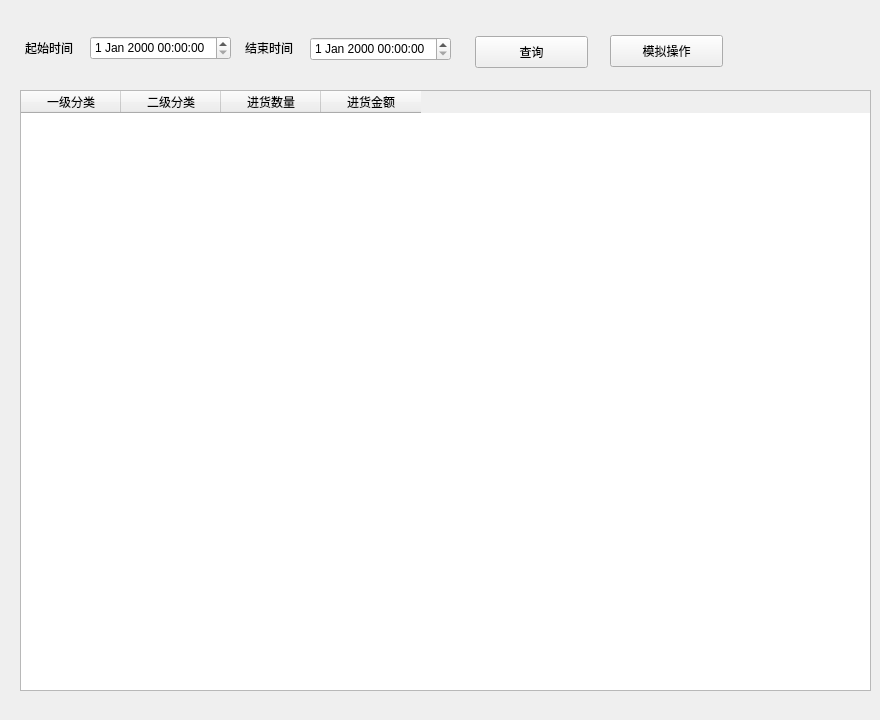
This is View/buy/ui/ui_buy_monitor.ui in zgj0607/Py-store as Qt 5 draws it before an edit. The edited form follows.
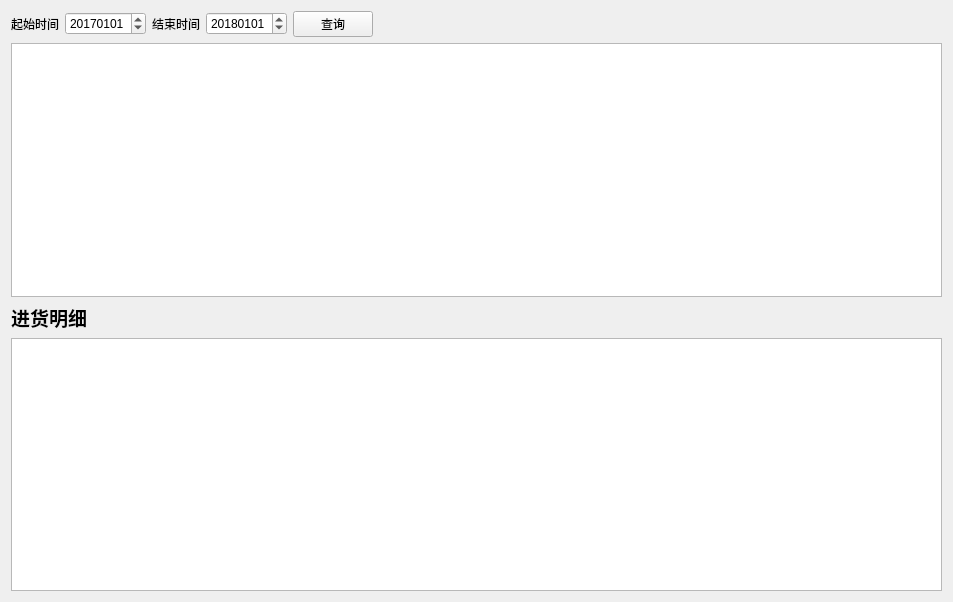
This is the edited form.

Commit message: 完成历史进货、进货监控、库存查询功能

Diff of the .ui file:
```diff
--- a/View/buy/ui/ui_buy_monitor.ui
+++ b/View/buy/ui/ui_buy_monitor.ui
@@ -6,115 +6,141 @@
    <rect>
     <x>0</x>
     <y>0</y>
-    <width>880</width>
-    <height>720</height>
+    <width>953</width>
+    <height>602</height>
    </rect>
   </property>
   <property name="windowTitle">
    <string>Form</string>
   </property>
+  <layout class="QVBoxLayout" name="verticalLayout">
+   <item>
+    <layout class="QHBoxLayout" name="horizontalLayout">
+     <item>
   <widget class="QLabel" name="label">
-   <property name="geometry">
-    <rect>
-     <x>25</x>
-     <y>40</y>
-     <width>60</width>
-     <height>16</height>
-    </rect>
-   </property>
    <property name="text">
     <string>起始时间</string>
    </property>
   </widget>
+     </item>
+     <item>
+      <widget class="QDateEdit" name="start_date">
+       <property name="dateTime">
+        <datetime>
+         <hour>0</hour>
+         <minute>0</minute>
+         <second>0</second>
+         <year>2017</year>
+         <month>1</month>
+         <day>1</day>
+        </datetime>
+       </property>
+       <property name="displayFormat">
+        <string>yyyyMMdd</string>
+       </property>
+      </widget>
+     </item>
+     <item>
   <widget class="QLabel" name="label_2">
-   <property name="geometry">
-    <rect>
-     <x>245</x>
-     <y>40</y>
-     <width>60</width>
-     <height>16</height>
-    </rect>
-   </property>
    <property name="text">
     <string>结束时间</string>
    </property>
   </widget>
-  <widget class="QTableWidget" name="tableWidget">
-   <property name="geometry">
-    <rect>
-     <x>20</x>
-     <y>90</y>
-     <width>851</width>
-     <height>601</height>
-    </rect>
-   </property>
-   <column>
-    <property name="text">
-     <string>一级分类</string>
-    </property>
-   </column>
-   <column>
-    <property name="text">
-     <string>二级分类</string>
-    </property>
-   </column>
-   <column>
-    <property name="text">
-     <string>进货数量</string>
-    </property>
-   </column>
-   <column>
-    <property name="text">
-     <string>进货金额</string>
-    </property>
-   </column>
-  </widget>
-  <widget class="QPushButton" name="serchButton">
-   <property name="geometry">
-    <rect>
-     <x>475</x>
-     <y>36</y>
-     <width>113</width>
-     <height>32</height>
-    </rect>
-   </property>
+     </item>
+     <item>
+      <widget class="QDateEdit" name="end_date">
+       <property name="dateTime">
+        <datetime>
+         <hour>0</hour>
+         <minute>0</minute>
+         <second>0</second>
+         <year>2018</year>
+         <month>1</month>
+         <day>1</day>
+        </datetime>
+       </property>
+       <property name="displayFormat">
+        <string>yyyyMMdd</string>
+       </property>
+      </widget>
+     </item>
+     <item>
+      <widget class="QPushButton" name="pushButton">
    <property name="text">
     <string>查询</string>
    </property>
   </widget>
-  <widget class="QPushButton" name="moniButton">
-   <property name="geometry">
-    <rect>
-     <x>610</x>
-     <y>35</y>
-     <width>113</width>
-     <height>32</height>
-    </rect>
+     </item>
+     <item>
+      <spacer name="horizontalSpacer">
+       <property name="orientation">
+        <enum>Qt::Horizontal</enum>
+       </property>
+       <property name="sizeHint" stdset="0">
+        <size>
+         <width>40</width>
+         <height>20</height>
+        </size>
+       </property>
+      </spacer>
+     </item>
+    </layout>
+   </item>
+   <item>
+    <widget class="QTableView" name="summary_table">
+     <property name="selectionBehavior">
+      <enum>QAbstractItemView::SelectRows</enum>
+     </property>
+     <attribute name="verticalHeaderVisible">
+      <bool>false</bool>
+     </attribute>
+     <attribute name="verticalHeaderHighlightSections">
+      <bool>false</bool>
+     </attribute>
+    </widget>
+   </item>
+   <item>
+    <layout class="QHBoxLayout" name="horizontalLayout_2">
+     <item>
+      <widget class="QLabel" name="label_3">
+       <property name="font">
+        <font>
+         <pointsize>14</pointsize>
+         <weight>75</weight>
+         <bold>true</bold>
+        </font>
    </property>
    <property name="text">
-    <string>模拟操作</string>
-   </property>
-  </widget>
-  <widget class="QDateTimeEdit" name="dateTimeEdit">
-   <property name="geometry">
-    <rect>
-     <x>90</x>
-     <y>36</y>
-     <width>141</width>
-     <height>24</height>
-    </rect>
-   </property>
-  </widget>
-  <widget class="QDateTimeEdit" name="dateTimeEdit_2">
-   <property name="geometry">
-    <rect>
-     <x>310</x>
-     <y>37</y>
-     <width>141</width>
-     <height>24</height>
-    </rect>
-   </property>
-  </widget>
+        <string>进货明细</string>
+       </property>
+      </widget>
+     </item>
+     <item>
+      <spacer name="horizontalSpacer_2">
+       <property name="orientation">
+        <enum>Qt::Horizontal</enum>
+       </property>
+       <property name="sizeHint" stdset="0">
+        <size>
+         <width>40</width>
+         <height>20</height>
+        </size>
+       </property>
+      </spacer>
+     </item>
+    </layout>
+   </item>
+   <item>
+    <widget class="QTableView" name="detail_table">
+     <property name="selectionBehavior">
+      <enum>QAbstractItemView::SelectRows</enum>
+     </property>
+     <attribute name="horizontalHeaderStretchLastSection">
+      <bool>false</bool>
+     </attribute>
+    </widget>
+   </item>
+  </layout>
  </widget>
  <resources/>
  <connections/>
```
Left out of the diff: 4 changed lines with no effect on the pictures. Lines whose indentation alone changed are shown as unchanged. The commit also changes 27 other files.
